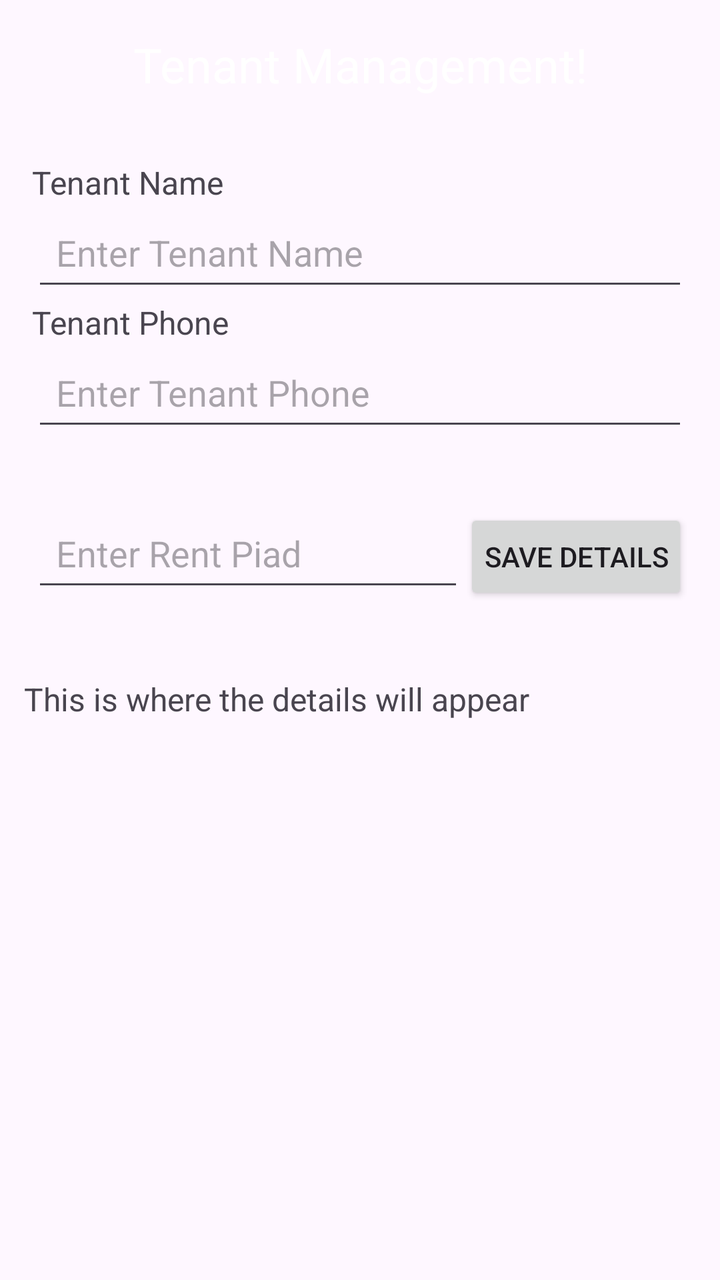
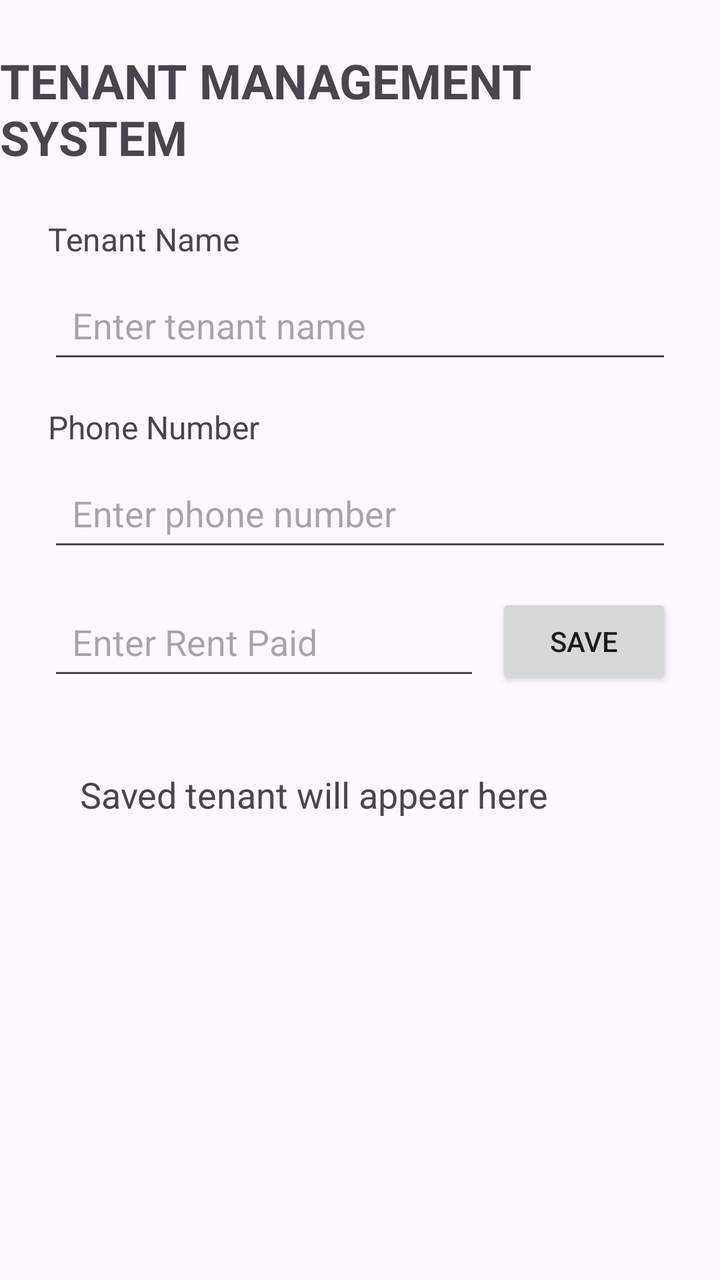

An Android layout rendered at two revisions. The XML below is the earlier revision; the diff shows what the commit changed to produce the second picture.
<!-- AndroidManifest.xml: application theme Theme.MyMobileApp -->
<!-- res/layout/activity_main.xml -->
<LinearLayout

    xmlns:android="http://schemas.android.com/apk/res/android"
    android:id="@+id/main"
    android:layout_width="match_parent"
    android:layout_height="match_parent"
    android:orientation="vertical"
    >

    

    <TextView
        android:layout_width="match_parent"
        android:layout_height="wrap_content"
        android:text="Tenant Management!"
        android:textSize="24sp"
        android:gravity="center"
        android:background="blue"
        android:textColor="@color/white"
        android:padding="16dp"
        />

    <LinearLayout
        android:layout_width="match_parent"
        android:layout_height="wrap_content"
        android:orientation="vertical"
        android:padding="16dp">

        <TextView
            android:layout_width="match_parent"
            android:layout_height="wrap_content"
            android:text="Tenant Name"
            android:textSize="16sp"
            />

        <EditText
            android:id="@+id/EditTenantName"
            android:layout_width="match_parent"
            android:layout_height="wrap_content"
            android:hint="Enter Tenant Name"
            android:minHeight="48dp"
            android:padding="12dp"/>

        <TextView
            android:layout_width="match_parent"
            android:layout_height="wrap_content"
            android:text="Tenant Phone"
            android:textSize="16sp"
            />

        <EditText
            android:id="@+id/EditPhone"
            android:layout_width="match_parent"
            android:layout_height="wrap_content"
            android:hint="Enter Tenant Phone"
            android:minHeight="48dp"
            android:padding="12dp"/>

    </LinearLayout>

    

    <LinearLayout
        android:layout_width="match_parent"
        android:layout_height="wrap_content"
        android:orientation="horizontal"
        android:padding="16dp"
        >

        <EditText
            android:id="@+id/EditRent"
            android:layout_width="0dp"
            android:layout_height="wrap_content"
            android:layout_weight="1"
            android:minHeight="48dp"
            android:hint="Enter Rent Piad"
            android:padding="12dp"/>
        <Button
            android:id="@+id/ButtonSaveDetails"
            android:layout_width="wrap_content"
            android:layout_height="wrap_content"
            android:text="Save details"
            android:padding="10dp" />
    </LinearLayout>
    <TextView
        android:id="@+id/TextViewDisplay"
        android:layout_width="match_parent"
        android:layout_height="wrap_content"
        android:text="This is where the details will appear"
        android:textSize="16sp"
        android:padding="12dp"
        android:layout_marginTop="10dp" />

</LinearLayout>
<!-- resources referenced by this layout -->
<resources>
  <color name="white">#FFFFFFFF</color>
  <style name="Theme.MyMobileApp" parent="Base.Theme.MyMobileApp" />
  <style name="Base.Theme.MyMobileApp" parent="Theme.Material3.DayNight.NoActionBar">
          
          
      </style>
</resources>

<!-- the commit's change to res/layout/activity_main.xml (unified diff, before → after) -->
@@ -1,94 +1,107 @@
-<LinearLayout
-
+<?xml version="1.0" encoding="utf-8"?>
+<androidx.constraintlayout.widget.ConstraintLayout
     xmlns:android="http://schemas.android.com/apk/res/android"
-    android:id="@+id/main"
+    xmlns:app="http://schemas.android.com/apk/res-auto"
     android:layout_width="match_parent"
-    android:layout_height="match_parent"
-    android:orientation="vertical"
-    >
-
-    
+    android:layout_height="match_parent">
 
     <TextView
-        android:layout_width="match_parent"
+        android:id="@+id/titleTextView"
+        android:layout_width="wrap_content"
         android:layout_height="wrap_content"
-        android:text="Tenant Management!"
+        android:text="TENANT MANAGEMENT SYSTEM"
         android:textSize="24sp"
-        android:gravity="center"
-        android:background="blue"
-        android:textColor="@color/white"
+        android:textStyle="bold"
+        android:layout_marginTop="24dp"
+        app:layout_constraintTop_toTopOf="parent"
+        app:layout_constraintStart_toStartOf="parent"
+        app:layout_constraintEnd_toEndOf="parent" />
+
+    <TextView
+        android:id="@+id/tenantNameLabel"
+        android:layout_width="wrap_content"
+        android:layout_height="wrap_content"
+        android:text="Tenant Name"
+        android:textSize="16sp"
+        android:layout_marginTop="24dp"
+        android:layout_marginStart="24dp"
+        app:layout_constraintTop_toBottomOf="@id/titleTextView"
+        app:layout_constraintStart_toStartOf="parent" />
+
+    <EditText
+        android:id="@+id/tenantNameEditText"
+        android:layout_width="0dp"
+        android:layout_height="wrap_content"
+        android:hint="Enter tenant name"
+        android:minHeight="48dp"
+        android:padding="12dp"
+        android:layout_marginTop="8dp"
+        android:layout_marginStart="24dp"
+        android:layout_marginEnd="24dp"
+        app:layout_constraintTop_toBottomOf="@id/tenantNameLabel"
+        app:layout_constraintStart_toStartOf="parent"
+        app:layout_constraintEnd_toEndOf="parent" />
+
+    <TextView
+        android:id="@+id/phoneLabel"
+        android:layout_width="wrap_content"
+        android:layout_height="wrap_content"
+        android:text="Phone Number"
+        android:textSize="16sp"
+        android:layout_marginTop="16dp"
+        android:layout_marginStart="24dp"
+        app:layout_constraintTop_toBottomOf="@id/tenantNameEditText"
+        app:layout_constraintStart_toStartOf="parent" />
+
+    <EditText
+        android:id="@+id/phoneEditText"
+        android:layout_width="0dp"
+        android:layout_height="wrap_content"
+        android:hint="Enter phone number"
+        android:inputType="phone"
+        android:minHeight="48dp"
+        android:padding="12dp"
+        android:layout_marginTop="8dp"
+        android:layout_marginStart="24dp"
+        android:layout_marginEnd="24dp"
+        app:layout_constraintTop_toBottomOf="@id/phoneLabel"
+        app:layout_constraintStart_toStartOf="parent"
+        app:layout_constraintEnd_toEndOf="parent" />
+
+    <EditText
+        android:id="@+id/rentEditText"
+        android:layout_width="0dp"
+        android:layout_height="wrap_content"
+        android:hint="Enter Rent Paid"
+        android:inputType="numberDecimal"
+        android:minHeight="48dp"
+        android:padding="12dp"
+        android:layout_marginStart="24dp"
+        android:layout_marginTop="16dp"
+        android:layout_marginEnd="8dp"
+        app:layout_constraintTop_toBottomOf="@id/phoneEditText"
+        app:layout_constraintStart_toStartOf="parent"
+        app:layout_constraintEnd_toStartOf="@id/saveButton" />
+
+    <Button
+        android:id="@+id/saveButton"
+        android:layout_width="wrap_content"
+        android:layout_height="wrap_content"
+        android:text="SAVE"
+        android:layout_marginEnd="24dp"
+        app:layout_constraintTop_toTopOf="@id/rentEditText"
+        app:layout_constraintEnd_toEndOf="parent" />
+
+    <TextView
+        android:id="@+id/tenantResultTextView"
+        android:layout_width="0dp"
+        android:layout_height="wrap_content"
+        android:text="Saved tenant will appear here"
+        android:textSize="18sp"
         android:padding="16dp"
-        />
+        android:layout_margin="24dp"
+        app:layout_constraintTop_toBottomOf="@id/rentEditText"
+        app:layout_constraintStart_toStartOf="parent"
+        app:layout_constraintEnd_toEndOf="parent" />
 
-    <LinearLayout
-        android:layout_width="match_parent"
-        android:layout_height="wrap_content"
-        android:orientation="vertical"
-        android:padding="16dp">
-
-        <TextView
-            android:layout_width="match_parent"
-            android:layout_height="wrap_content"
-            android:text="Tenant Name"
-            android:textSize="16sp"
-            />
-
-        <EditText
-            android:id="@+id/EditTenantName"
-            android:layout_width="match_parent"
-            android:layout_height="wrap_content"
-            android:hint="Enter Tenant Name"
-            android:minHeight="48dp"
-            android:padding="12dp"/>
-
-        <TextView
-            android:layout_width="match_parent"
-            android:layout_height="wrap_content"
-            android:text="Tenant Phone"
-            android:textSize="16sp"
-            />
-
-        <EditText
-            android:id="@+id/EditPhone"
-            android:layout_width="match_parent"
-            android:layout_height="wrap_content"
-            android:hint="Enter Tenant Phone"
-            android:minHeight="48dp"
-            android:padding="12dp"/>
-
-    </LinearLayout>
-
-    
-
-    <LinearLayout
-        android:layout_width="match_parent"
-        android:layout_height="wrap_content"
-        android:orientation="horizontal"
-        android:padding="16dp"
-        >
-
-        <EditText
-            android:id="@+id/EditRent"
-            android:layout_width="0dp"
-            android:layout_height="wrap_content"
-            android:layout_weight="1"
-            android:minHeight="48dp"
-            android:hint="Enter Rent Piad"
-            android:padding="12dp"/>
-        <Button
-            android:id="@+id/ButtonSaveDetails"
-            android:layout_width="wrap_content"
-            android:layout_height="wrap_content"
-            android:text="Save details"
-            android:padding="10dp" />
-    </LinearLayout>
-    <TextView
-        android:id="@+id/TextViewDisplay"
-        android:layout_width="match_parent"
-        android:layout_height="wrap_content"
-        android:text="This is where the details will appear"
-        android:textSize="16sp"
-        android:padding="12dp"
-        android:layout_marginTop="10dp" />
-
-</LinearLayout>
+</androidx.constraintlayout.widget.ConstraintLayout>
<!-- resource entries referenced after the edit -->
@@ -1,6 +1,5 @@
 <!-- resources referenced by this layout -->
 <resources>
-  <color name="white">#FFFFFFFF</color>
   <style name="Theme.MyMobileApp" parent="Base.Theme.MyMobileApp" />
   <style name="Base.Theme.MyMobileApp" parent="Theme.Material3.DayNight.NoActionBar">
           
